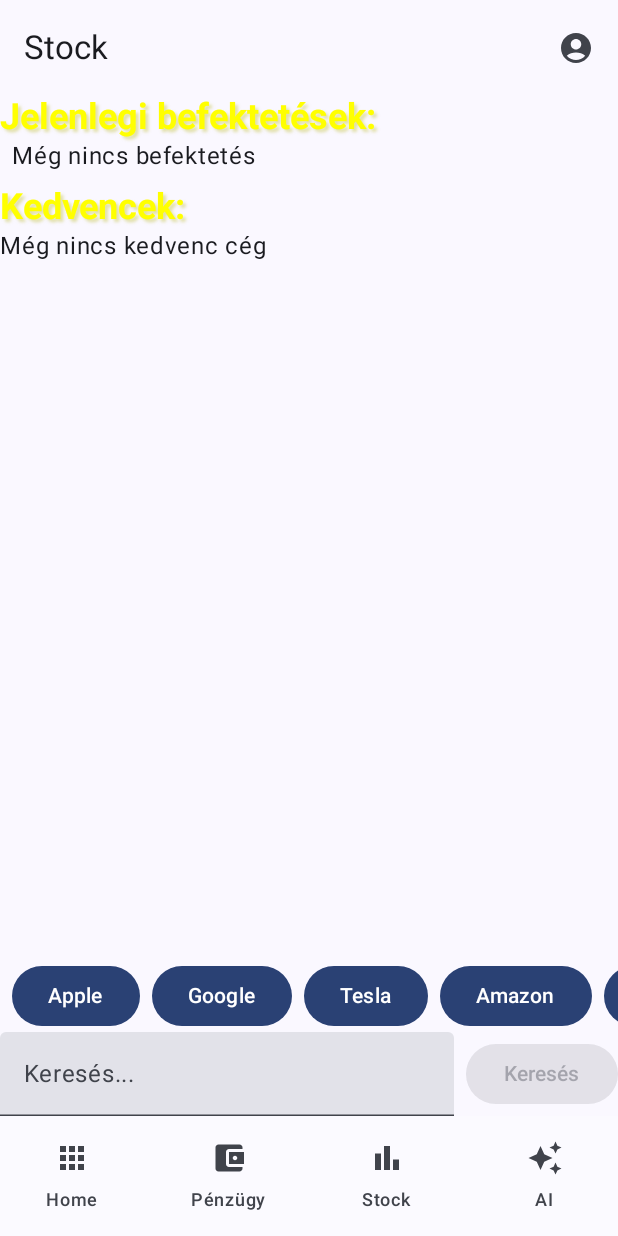
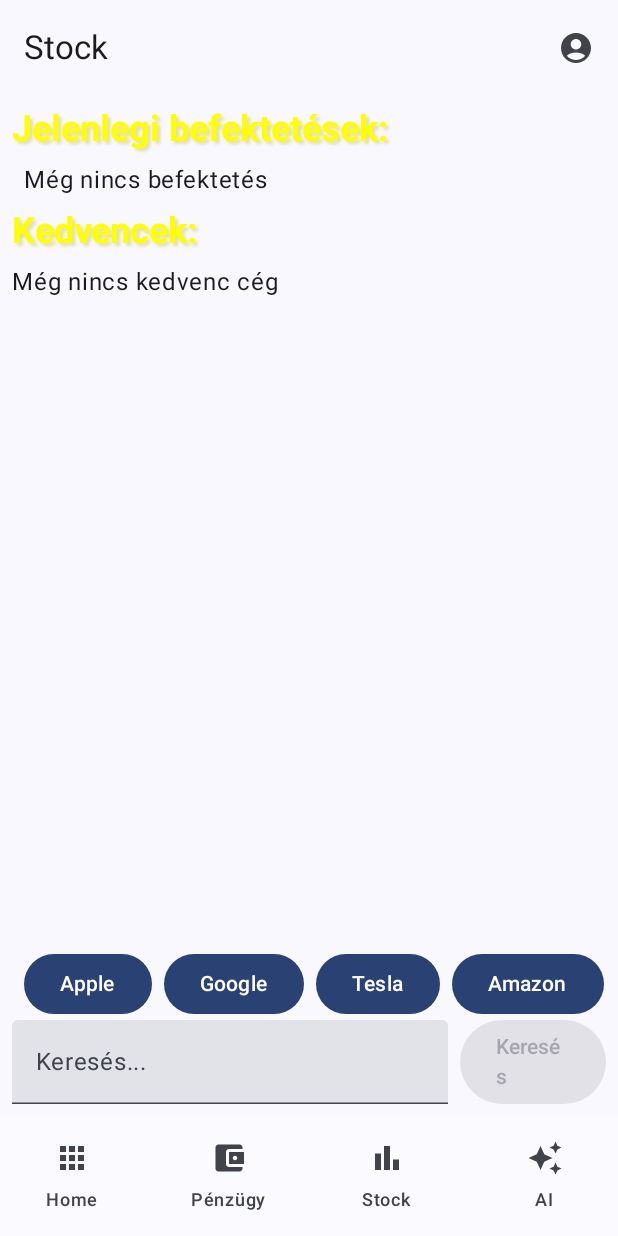
Before and after one commit to Futaztan/androidhf, an Android app built with Jetpack Compose: the StockScreen screen opened through its navigation route, on a phone screen of 412 x 824 dp. Run offline under Robolectric (Android 15) with nearby library versions, the phone set to English and light mode, and no system bars; our stand-ins replace Dagger/Hilt's generated code, Firebase (no records; nobody signed in at launch, a user with empty details on screens opened directly); libraries missing offline, so code that uses them is left out: io.polygon.kotlin; network calls fail; 1 statement that could not run was skipped.

Commit message:
Small ui update with shadows

```diff
--- a/app/src/main/java/com/androidhf/data/dao/StockDao.kt
+++ b/app/src/main/java/com/androidhf/data/dao/StockDao.kt
@@ -7,7 +7,6 @@ import androidx.room.OnConflictStrategy
 import androidx.room.Query
 import androidx.room.Update
 import com.androidhf.data.StockEntity
-import com.androidhf.data.TransactionEntity
 import kotlinx.coroutines.flow.Flow
 
 @Dao
--- a/app/src/main/java/com/androidhf/ui/reuseable/BorderBox.kt
+++ b/app/src/main/java/com/androidhf/ui/reuseable/BorderBox.kt
@@ -19,6 +19,11 @@ fun BorderBox(modifier: Modifier = Modifier, backgroundColor: Color = UIVar.boxC
 {
     Box(modifier = modifier
         .border(borderSize, UIVar.boxBorderColor(), RoundedCornerShape(UIVar.Radius))
+        .shadow(
+            elevation = 6.dp,
+            shape = RoundedCornerShape(UIVar.Padding),
+            clip = false
+        )
         .background(backgroundColor, RoundedCornerShape(UIVar.Radius))
         .padding(UIVar.Padding)
     )
--- a/app/src/main/java/com/androidhf/ui/reuseable/ListXItemsTransactionsMonthly.kt
+++ b/app/src/main/java/com/androidhf/ui/reuseable/ListXItemsTransactionsMonthly.kt
@@ -53,7 +53,7 @@ fun ListXItemsTransactionsMonthly(
 
     if(firstItems.isNotEmpty())
     {
-        Panel(fitMaxWidth = false, modifier = _modifier) {
+        Panel(fitMaxWidth = false, modifier = _modifier, shadow = 0.dp) {
             Column(modifier = _modifier) {
                 var prevYear = firstItems[0].date.year
                 var prevMonth = firstItems[0].date.month
--- a/app/src/main/java/com/androidhf/ui/reuseable/Panel.kt
+++ b/app/src/main/java/com/androidhf/ui/reuseable/Panel.kt
@@ -8,8 +8,10 @@ import androidx.compose.foundation.shape.RoundedCornerShape
 import androidx.compose.runtime.Composable
 import androidx.compose.ui.Alignment
 import androidx.compose.ui.Modifier
+import androidx.compose.ui.draw.shadow
 import androidx.compose.ui.graphics.Color
 import androidx.compose.ui.unit.Dp
+import androidx.compose.ui.unit.dp
 
 //gyakorlatileg egy doboz keret nélkül
 //Ez módosítható modifierrel
@@ -21,10 +23,15 @@ fun Panel(
     padding: Dp = UIVar.Padding, //mekkora legyen a belső padding
     centerItems: Boolean = true, //legyenek-e középre igazítve a belső elemek
     fitMaxWidth: Boolean = true, //kitöltse a maximális helyet ami rendelkezésre áll, ha kettő oszlopot kell egymás mellé tenni akkor ne
+    shadow: Dp = 3.dp, //0 hogy ne legyen
     uibemenet: @Composable () -> Unit //ide a jön a ui amit bele kell tenni
 )
 {
     val boxModifier = modifier
+        .shadow(
+            elevation = shadow,
+            shape = RoundedCornerShape(cornerRadius)
+        )
         .background(backgroundColor, RoundedCornerShape(cornerRadius))
         .padding(padding)
         .then(if (fitMaxWidth) Modifier.fillMaxWidth() else Modifier)
--- a/app/src/main/java/com/androidhf/ui/reuseable/Variables.kt
+++ b/app/src/main/java/com/androidhf/ui/reuseable/Variables.kt
@@ -20,7 +20,7 @@ object UIVar
 
     val Padding: Dp = 8.dp
     val Radius: Dp = 8.dp
-    val BorderWidth: Dp = 4.dp
+    val BorderWidth: Dp = 3.dp
     val BoxBackgroundColor: Color = Color.DarkGray
     val HeaderText: TextUnit = 24.sp
     val AccentColor: Color = Color.Yellow
--- a/app/src/main/java/com/androidhf/ui/screens/finance/FinanceExpense.kt
+++ b/app/src/main/java/com/androidhf/ui/screens/finance/FinanceExpense.kt
@@ -169,6 +169,7 @@ fun FinanceExpense(navController: NavHostController) {
             Log.d("bug1", "List size: ${list.size}")
             ListXItemsTransactions(null, list, -1, UIVar.colorRed(), reversed = true)
         }
+        Spacer(modifier = Modifier.height(UIVar.Padding))
     }
 
     Box(modifier = Modifier.fillMaxSize())
--- a/app/src/main/java/com/androidhf/ui/screens/finance/FinanceIncome.kt
+++ b/app/src/main/java/com/androidhf/ui/screens/finance/FinanceIncome.kt
@@ -169,6 +169,7 @@ fun FinanceIncome(navController: NavHostController) {
             Log.d("bug1", "List size: ${list.size}")
             ListXItemsTransactions(null, list, -1, UIVar.colorGreen(), reversed = true)
         }
+        Spacer(modifier = Modifier.height(UIVar.Padding))
     }
 
     Box(modifier = Modifier.fillMaxSize())
--- a/app/src/main/java/com/androidhf/ui/screens/home/Home.kt
+++ b/app/src/main/java/com/androidhf/ui/screens/home/Home.kt
@@ -1,23 +1,32 @@
 package com.androidhf.ui.screens.home
 
 import android.view.HapticFeedbackConstants
+import androidx.compose.foundation.background
+import androidx.compose.foundation.layout.Arrangement
+import androidx.compose.foundation.layout.Box
 import androidx.compose.foundation.layout.Column
 import androidx.compose.foundation.layout.Row
 import androidx.compose.foundation.layout.Spacer
+import androidx.compose.foundation.layout.fillMaxSize
 import androidx.compose.foundation.layout.fillMaxWidth
 import androidx.compose.foundation.layout.height
 import androidx.compose.foundation.layout.padding
+import androidx.compose.foundation.layout.size
 import androidx.compose.foundation.layout.width
 import androidx.compose.foundation.rememberScrollState
+import androidx.compose.foundation.shape.RoundedCornerShape
 import androidx.compose.foundation.verticalScroll
 import androidx.compose.material3.Button
+import androidx.compose.material3.MaterialTheme
 import androidx.compose.material3.Text
 import androidx.compose.runtime.Composable
 import androidx.compose.runtime.collectAsState
 import androidx.compose.ui.Alignment
 import androidx.compose.ui.Modifier
+import androidx.compose.ui.draw.shadow
 import androidx.compose.ui.graphics.Color
 import androidx.compose.ui.platform.LocalView
+import androidx.compose.ui.unit.dp
 import androidx.hilt.navigation.compose.hiltViewModel
 import com.androidhf.data.datatypes.SavingsType
 import com.androidhf.ui.reuseable.HeaderText
@@ -81,6 +90,8 @@ fun HomeScreen() {
         }
         Spacer(modifier = Modifier.height(UIVar.Padding))
         Report()
+        Spacer(modifier = Modifier.height(UIVar.Padding))
+        Spacer(modifier = Modifier.height(UIVar.Padding))
         /* TODO ezt majd visszarakni
         Button(onClick = {
             Data.repetitiveTransactions.forEach{
@@ -100,4 +111,6 @@ fun HomeScreen() {
         }) { Text("LOAD")}
         */
     }
+
+
 }
--- a/app/src/main/java/com/androidhf/ui/screens/stock/Stock.kt
+++ b/app/src/main/java/com/androidhf/ui/screens/stock/Stock.kt
@@ -1,31 +1,23 @@
 package com.androidhf.ui.screens.stock
 
-
-import android.os.Build
 import android.util.Log
 
-import androidx.annotation.RequiresApi
-import androidx.compose.foundation.Canvas
-import androidx.compose.foundation.clickable
 import androidx.compose.foundation.gestures.detectTapGestures
 import androidx.compose.foundation.layout.Arrangement
 import androidx.compose.foundation.layout.Box
 import androidx.compose.foundation.layout.Column
 import androidx.compose.foundation.layout.Row
 import androidx.compose.foundation.layout.Spacer
-import androidx.compose.foundation.layout.aspectRatio
-import androidx.compose.foundation.layout.fillMaxHeight
 import androidx.compose.foundation.layout.fillMaxSize
 import androidx.compose.foundation.layout.fillMaxWidth
 import androidx.compose.foundation.layout.height
 import androidx.compose.foundation.layout.padding
-import androidx.compose.foundation.layout.size
 import androidx.compose.foundation.layout.width
-import androidx.compose.foundation.layout.windowInsetsEndWidth
 import androidx.compose.foundation.lazy.LazyColumn
 import androidx.compose.foundation.lazy.LazyRow
 import androidx.compose.foundation.lazy.itemsIndexed
 import androidx.compose.foundation.lazy.items
+import androidx.compose.foundation.shape.RoundedCornerShape
 import androidx.compose.material.Icon
 
 import androidx.compose.material3.Button
@@ -47,18 +39,11 @@ import androidx.compose.ui.Alignment
 
 import androidx.compose.ui.Modifier
 import androidx.compose.ui.draw.blur
-import androidx.compose.ui.geometry.Offset
+import androidx.compose.ui.draw.shadow
 import androidx.compose.ui.graphics.Color
-import androidx.compose.ui.graphics.Path
-import androidx.compose.ui.graphics.StrokeCap
-import androidx.compose.ui.graphics.drawscope.Stroke
 import androidx.compose.ui.input.pointer.pointerInput
 import androidx.compose.ui.res.painterResource
-import androidx.compose.ui.text.TextStyle
-import androidx.compose.ui.text.font.FontWeight
-import androidx.compose.ui.unit.Dp
 import androidx.compose.ui.unit.dp
-import androidx.compose.ui.unit.sp
 import androidx.hilt.navigation.compose.hiltViewModel
 
 import androidx.navigation.NavController
@@ -66,7 +51,6 @@ import androidx.navigation.NavController
 import com.androidhf.R
 import com.androidhf.data.Company
 import com.androidhf.data.Stock
-import com.androidhf.ui.reuseable.BorderBox
 
 import com.androidhf.ui.reuseable.HeaderText
 import com.androidhf.ui.reuseable.NumberTextField
@@ -84,17 +68,14 @@ import kotlinx.coroutines.launch
 import kotlinx.coroutines.withContext
 import java.util.UUID
 import com.androidhf.ui.screens.stock.query.LineChartSample
-import com.androidhf.ui.screens.stock.query.searchStocks
 import com.androidhf.ui.screens.stock.query.searchStocksREST
 import com.androidhf.ui.screens.stock.uielements.FavoriteCompanyBox
 import com.androidhf.ui.screens.stock.uielements.InvestmentBox
-import com.androidhf.ui.screens.stock.uielements.MiniStockChart
 import kotlinx.coroutines.delay
 import java.time.LocalDate
 import java.time.format.DateTimeFormatter
 
 
-@RequiresApi(Build.VERSION_CODES.O)
 @Composable
 fun StockScreen(navController: NavController) {
 
@@ -213,13 +194,10 @@ fun StockScreen(navController: NavController) {
         }
     }
 
-
-
-
     val intensity =
     if(showBottomWindow.value)
     {
-        4.dp
+        8.dp
     }
     else{
         0.dp
@@ -231,16 +209,17 @@ fun StockScreen(navController: NavController) {
     }
 */
 
-    Box(modifier = Modifier.fillMaxSize().blur(intensity)){
+    Box(modifier = Modifier.fillMaxSize().blur(intensity).padding(UIVar.Padding)){
 
         LazyColumn(
             modifier = Modifier
                 .fillMaxSize()
-                .padding(bottom = 120.dp) // Helyet hagyunk az alsó kereső sávnak
+                .padding(bottom = 106.dp) // Helyet hagyunk az alsó kereső sávnak
         ) {
             // Fejléc
             item {
                 HeaderText("Jelenlegi befektetések:")
+                Spacer(modifier = Modifier.height(UIVar.Padding))
             }
 
             if (stocks.isEmpty()) {
@@ -312,6 +291,7 @@ fun StockScreen(navController: NavController) {
             // Kedvencek fejléc
             item {
                 HeaderText("Kedvencek:")
+                Spacer(modifier = Modifier.height(UIVar.Padding))
             }
 
             if(companies.isEmpty()){
@@ -369,7 +349,6 @@ fun StockScreen(navController: NavController) {
         //alsó kereső
         Box(modifier = Modifier.align(Alignment.BottomCenter)){
             Column(modifier = Modifier.fillMaxWidth()){
-
                 LazyRow {
                     itemsIndexed(displayedList, key = { index, _ -> UUID.randomUUID().toString() }) { index, item ->
                         if (index == 0) {
@@ -471,10 +450,13 @@ fun bottomwindow(
 ) {
     var stockInput by remember { mutableStateOf("") }
     val stockViewModel: StockViewModel = hiltViewModel()
-    Box(modifier = Modifier.fillMaxSize().pointerInput(Unit) { detectTapGestures {} }) {
+    Box(modifier = Modifier.fillMaxSize().pointerInput(Unit) { detectTapGestures {} }
+    ) {
         Panel(modifier = Modifier
             .align(Alignment.BottomCenter)
-            .fillMaxWidth(), centerItems = false) {
+            .fillMaxWidth()
+            .shadow(elevation = 10.dp, shape = RoundedCornerShape(UIVar.Radius))
+            , centerItems = false) {
             Box(modifier = Modifier.align(Alignment.TopEnd)) {
                 Row {
                     if(stockData.isEmpty() && !isLoading){
```
Also changed, not shown: app/src/main/java/com/androidhf/ui/screens/stock/uielements/InvestmentBox.kt (+8 -5 lines).
